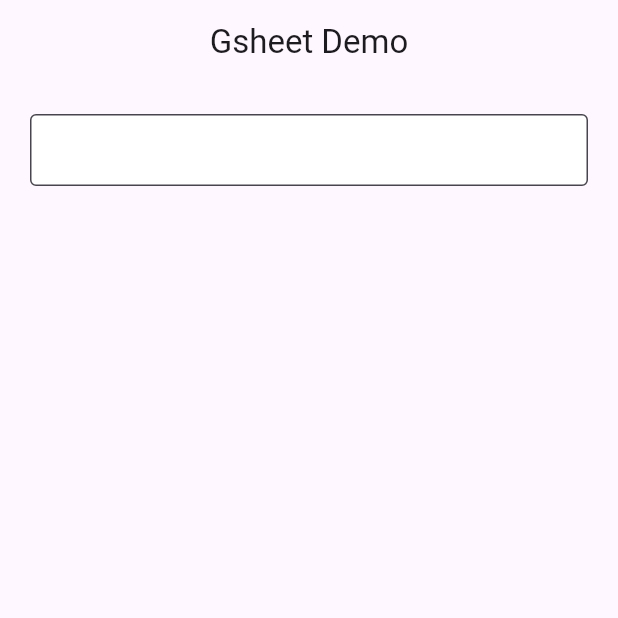
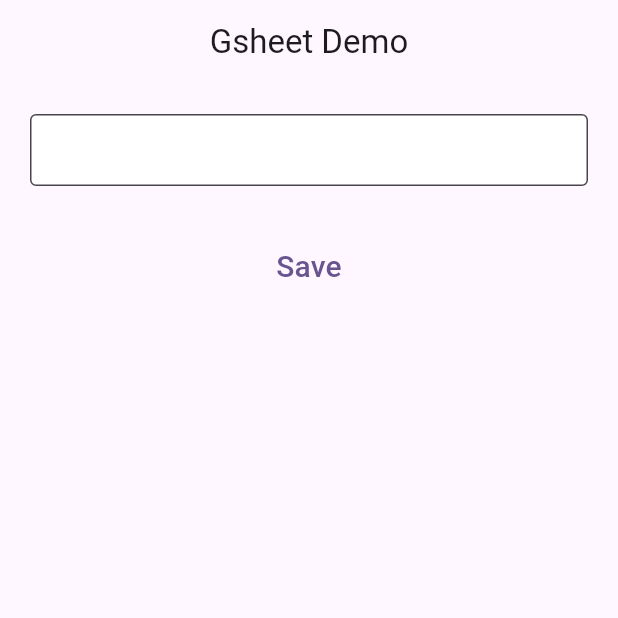
Before and after one commit to Nazfull/flutter_gsheet, a Flutter app: the screen it shows after launch, on a phone screen of 412 x 824 dp, the top half of it. Run offline on Flutter 3.47's test engine with Material 3 defaults, Android fonts, the phone set to English and light mode, and no system bars; missing offline and left inert: gsheets.

```diff
--- a/lib/main.dart
+++ b/lib/main.dart
@@ -85,6 +85,14 @@ class _MyHomePageState extends State<MyHomePage> {
                 ),
               ),
             ),
+
+            Padding(
+              padding: EdgeInsets.symmetric(vertical: 10, horizontal: 10),
+              child: TextButton(
+                onPressed: () {},
+                child: Text('Save', style: TextStyle(fontSize: 20)),
+              ),
+            ),
           ],
         ),
       ),
```
